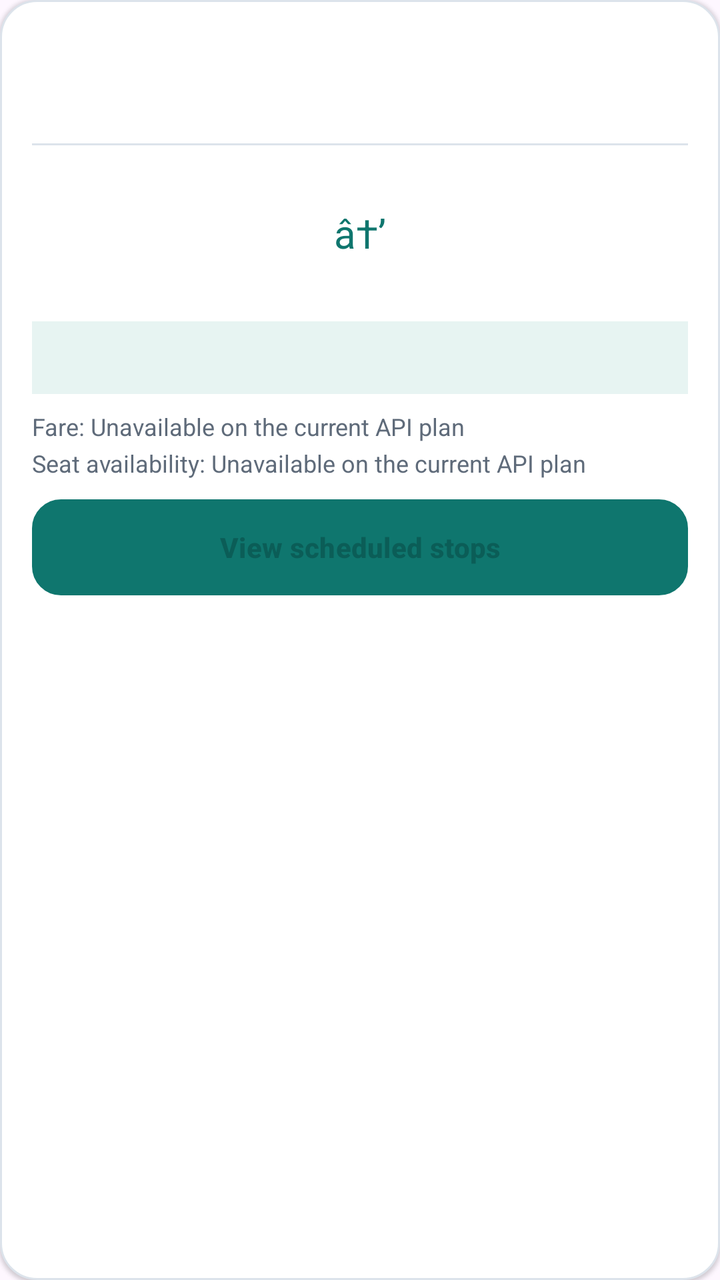
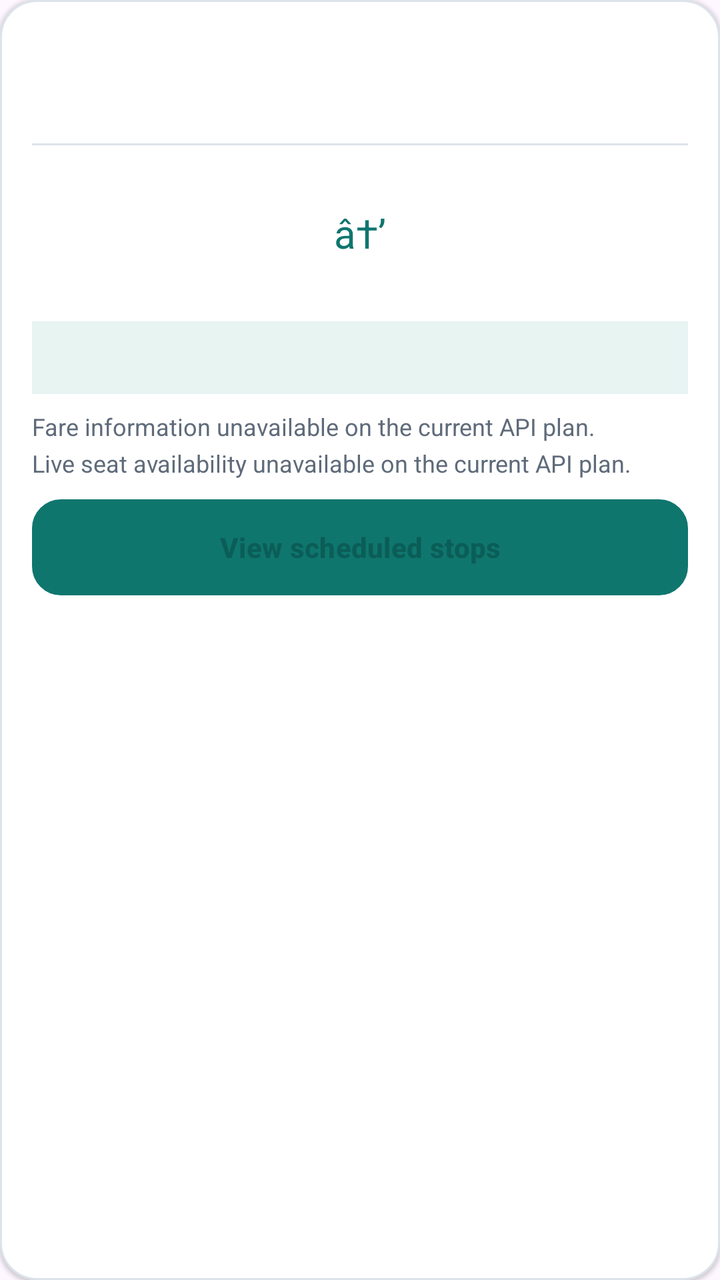

Screens rendered from an Android XML layout before and after an edit, with the pre-edit source and the edit as a unified diff.
<!-- AndroidManifest.xml: application theme Theme.MyApplication -->
<!-- res/layout/item_live_train.xml -->
<?xml version="1.0" encoding="utf-8"?>
<LinearLayout xmlns:android="http://schemas.android.com/apk/res/android"
    android:layout_width="match_parent"
    android:layout_height="wrap_content"
    android:background="@drawable/card_background"
    android:elevation="1dp"
    android:orientation="vertical"
    android:padding="16dp">

    <TextView
        android:id="@+id/liveTrainName"
        android:layout_width="match_parent"
        android:layout_height="wrap_content"
        android:textColor="@color/ink"
        android:textSize="18sp"
        android:textStyle="bold" />

    <TextView
        android:id="@+id/liveTrainType"
        android:layout_width="match_parent"
        android:layout_height="wrap_content"
        android:layout_marginTop="3dp"
        android:textColor="@color/muted"
        android:textSize="12sp" />

    <View
        android:layout_width="match_parent"
        android:layout_height="1dp"
        android:layout_marginTop="12dp"
        android:layout_marginBottom="12dp"
        android:background="@color/border" />

    <LinearLayout
        android:layout_width="match_parent"
        android:layout_height="wrap_content"
        android:orientation="horizontal">

        <LinearLayout
            android:layout_width="0dp"
            android:layout_height="wrap_content"
            android:layout_weight="1"
            android:orientation="vertical">
            <TextView android:id="@+id/liveTrainDeparture" android:layout_width="match_parent" android:layout_height="wrap_content" android:textColor="@color/ink" android:textSize="20sp" android:textStyle="bold" />
            <TextView android:id="@+id/liveTrainSource" android:layout_width="match_parent" android:layout_height="wrap_content" android:layout_marginTop="3dp" android:textColor="@color/muted" android:textSize="12sp" />
            <TextView android:id="@+id/liveTrainDepartureDay" android:layout_width="match_parent" android:layout_height="wrap_content" android:layout_marginTop="3dp" android:textColor="@color/muted" android:textSize="11sp" />
        </LinearLayout>

        <TextView
            android:layout_width="wrap_content"
            android:layout_height="wrap_content"
            android:layout_gravity="center_vertical"
            android:padding="8dp"
            android:text="â†’"
            android:textColor="@color/brand"
            android:textSize="20sp" />

        <LinearLayout
            android:layout_width="0dp"
            android:layout_height="wrap_content"
            android:layout_weight="1"
            android:gravity="end"
            android:orientation="vertical">
            <TextView android:id="@+id/liveTrainArrival" android:layout_width="match_parent" android:layout_height="wrap_content" android:gravity="end" android:textColor="@color/ink" android:textSize="20sp" android:textStyle="bold" />
            <TextView android:id="@+id/liveTrainDestination" android:layout_width="match_parent" android:layout_height="wrap_content" android:layout_marginTop="3dp" android:gravity="end" android:textColor="@color/muted" android:textSize="12sp" />
            <TextView android:id="@+id/liveTrainArrivalDay" android:layout_width="match_parent" android:layout_height="wrap_content" android:layout_marginTop="3dp" android:gravity="end" android:textColor="@color/muted" android:textSize="11sp" />
        </LinearLayout>
    </LinearLayout>

    <TextView
        android:id="@+id/liveTrainDetails"
        android:layout_width="match_parent"
        android:layout_height="wrap_content"
        android:layout_marginTop="12dp"
        android:background="@color/teal_soft"
        android:padding="10dp"
        android:textColor="@color/brand_dark"
        android:textSize="12sp" />

    <TextView
        android:layout_width="match_parent"
        android:layout_height="wrap_content"
        android:layout_marginTop="8dp"
        android:text="Fare: Unavailable on the current API plan"
        android:textColor="@color/muted"
        android:textSize="12sp" />

    <TextView
        android:layout_width="match_parent"
        android:layout_height="wrap_content"
        android:layout_marginTop="2dp"
        android:text="Seat availability: Unavailable on the current API plan"
        android:textColor="@color/muted"
        android:textSize="12sp" />

    <Button
        android:id="@+id/liveTrainScheduleButton"
        android:layout_width="match_parent"
        android:layout_height="48dp"
        android:layout_marginTop="10dp"
        android:background="@drawable/button_secondary"
        android:minHeight="48dp"
        android:text="View scheduled stops"
        android:textAllCaps="false"
        android:textColor="@color/brand_dark"
        android:textStyle="bold" />
</LinearLayout>
<!-- resources referenced by this layout -->
<resources>
  <color name="border">#DCE3EB</color>
  <color name="brand">#0F766E</color>
  <color name="brand_dark">#0B5D57</color>
  <color name="ink">#14213D</color>
  <color name="muted">#5F6B7A</color>
  <color name="teal_soft">#E7F4F2</color>
  <!-- drawable button_secondary (drawable) -->
  <?xml version="1.0" encoding="utf-8"?>
  <shape xmlns:android="http://schemas.android.com/apk/res/android">
      <solid android:color="@color/surface" />
      <stroke android:width="1dp" android:color="@color/brand" />
      <corners android:radius="14dp" />
  </shape>
  <!-- drawable card_background (drawable) -->
  <?xml version="1.0" encoding="utf-8"?>
  <shape xmlns:android="http://schemas.android.com/apk/res/android"><solid android:color="@color/surface"/><stroke android:width="1dp" android:color="@color/border"/><corners android:radius="18dp"/></shape>
  <style name="Theme.MyApplication" parent="Base.Theme.MyApplication" />
  <color name="surface">#FFFFFFFF</color>
  <style name="Base.Theme.MyApplication" parent="Theme.Material3.Light.NoActionBar">
          <item name="colorPrimary">@color/brand</item>
          <item name="colorOnPrimary">@color/white</item>
          <item name="colorSecondary">@color/navy</item>
          <item name="colorOnSecondary">@color/white</item>
          <item name="android:colorAccent">@color/brand</item>
      </style>
  <color name="white">#FFFFFFFF</color>
  <color name="navy">#13233F</color>
</resources>

<!-- the commit's change to res/layout/item_live_train.xml (unified diff, before → after) -->
@@ -80,7 +80,7 @@
         android:layout_width="match_parent"
         android:layout_height="wrap_content"
         android:layout_marginTop="8dp"
-        android:text="Fare: Unavailable on the current API plan"
+        android:text="@string/fare_unavailable"
         android:textColor="@color/muted"
         android:textSize="12sp" />
 
@@ -88,7 +88,7 @@
         android:layout_width="match_parent"
         android:layout_height="wrap_content"
         android:layout_marginTop="2dp"
-        android:text="Seat availability: Unavailable on the current API plan"
+        android:text="@string/availability_unavailable"
         android:textColor="@color/muted"
         android:textSize="12sp" />
 
<!-- resource entries referenced after the edit -->
@@ -16,6 +16,8 @@
   <!-- drawable card_background (drawable) -->
   <?xml version="1.0" encoding="utf-8"?>
   <shape xmlns:android="http://schemas.android.com/apk/res/android"><solid android:color="@color/surface"/><stroke android:width="1dp" android:color="@color/border"/><corners android:radius="18dp"/></shape>
+  <string name="availability_unavailable">Live seat availability unavailable on the current API plan.</string>
+  <string name="fare_unavailable">Fare information unavailable on the current API plan.</string>
   <style name="Theme.MyApplication" parent="Base.Theme.MyApplication" />
   <color name="surface">#FFFFFFFF</color>
   <style name="Base.Theme.MyApplication" parent="Theme.Material3.Light.NoActionBar">
